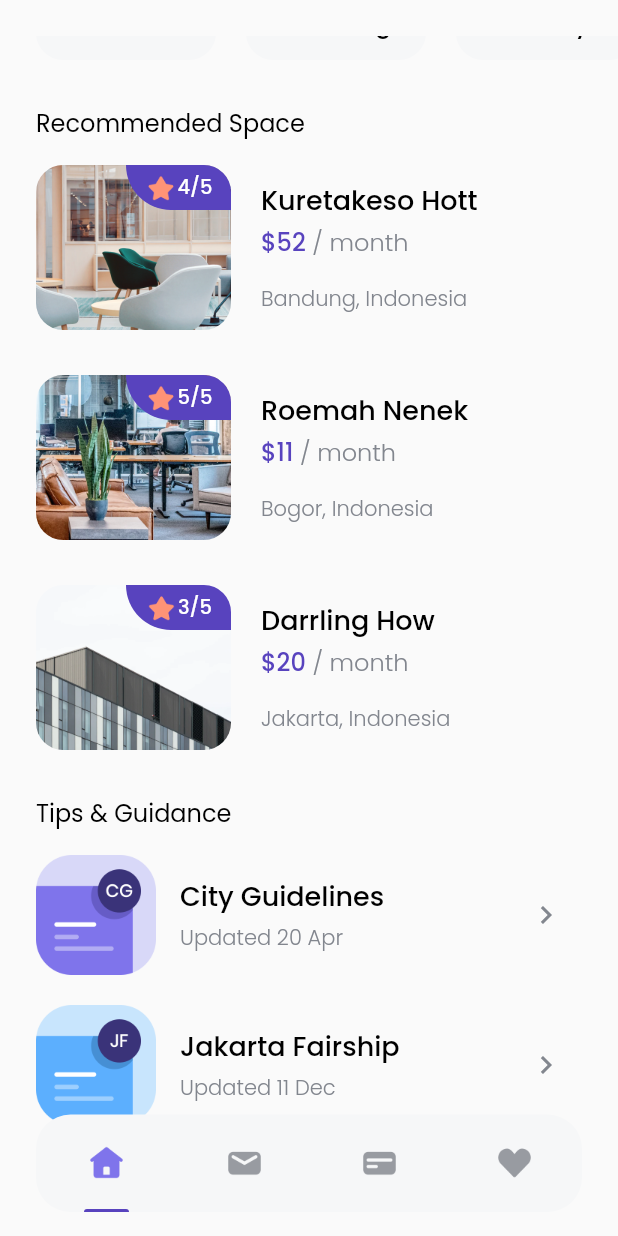
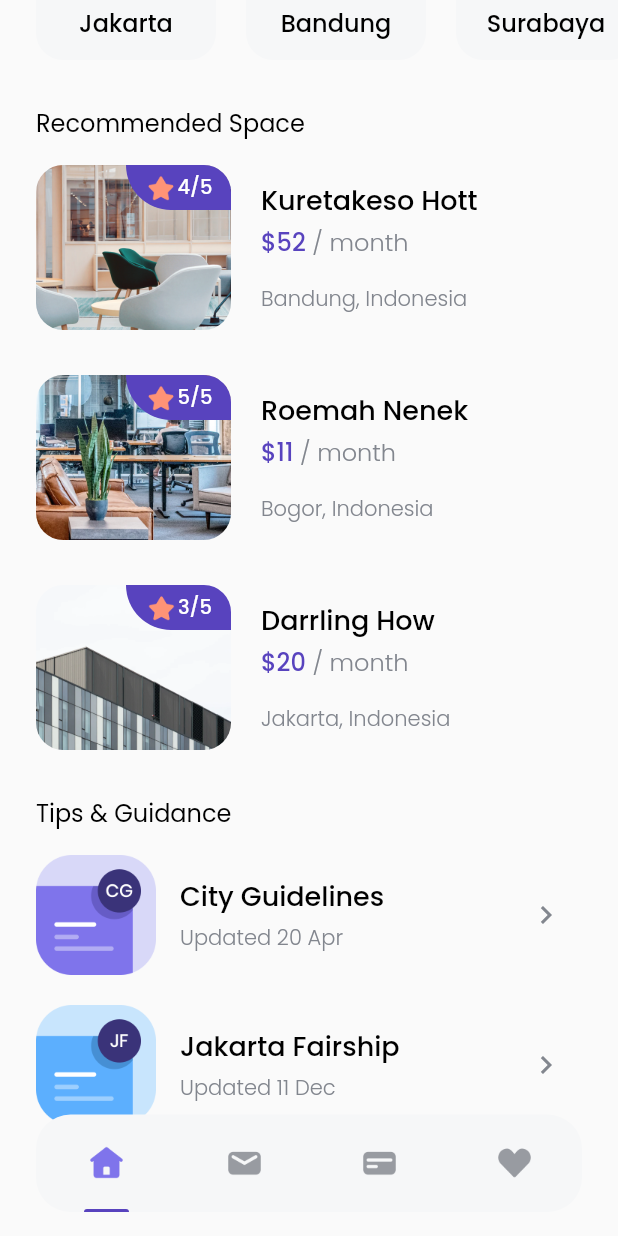
Before and after one commit to numanizudin/hotdoor_apps, a Flutter app: the HomePage screen opened directly, scrolled down 266 dp, on a phone screen of 412 x 824 dp. Run offline on Flutter 3.47's test engine with Material 2 defaults, Android fonts, the phone set to English and light mode, and no system bars; our stand-ins replace google_fonts.

Commit message:
fix home

```diff
--- a/lib/pages/home_page.dart
+++ b/lib/pages/home_page.dart
@@ -14,12 +14,11 @@ class HomePage extends StatelessWidget {
     return Scaffold(
       body: SafeArea(
         bottom: false,
-        child: Padding(
-          padding: EdgeInsets.symmetric(
-            vertical: edge,
-          ),
         child: ListView(
           children: [
+            SizedBox(
+              height: edge,
+            ),
             // NOTE: TITLE/HEADER
             Padding(
               padding: EdgeInsets.only(left: edge),
@@ -209,10 +208,9 @@ class HomePage extends StatelessWidget {
               ),
             ),
             SizedBox(
-                height: 50,
+              height: 50 + edge,
             ),
           ],
-          ),
         ),
       ),
       floatingActionButton: Container(
```
Lines whose indentation alone changed are shown as unchanged.
